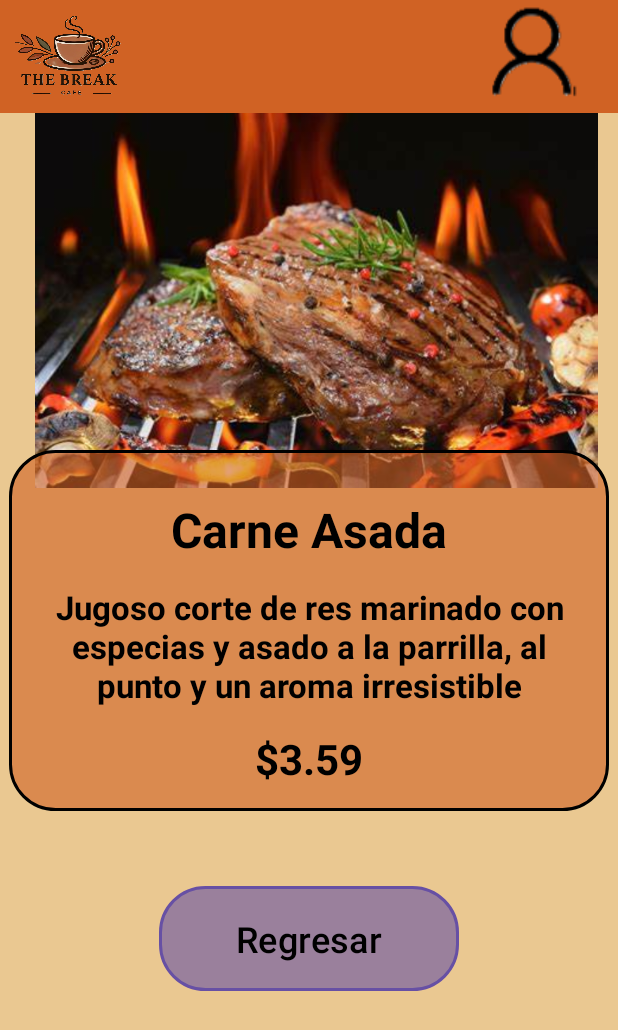
After one commit to maufricio/proyecto_dsm, an Android app: the InformacionDetalladaActivity screen opened directly, with no data from a screen before it, on a phone screen of 412 x 824 dp. The commit adds this screen. Shown: the top 1030 px of the screen. Run offline under Robolectric (Android 15) with nearby library versions, the light colour scheme and no system bars; 1 statement that could not run was skipped.

Commit message:
Correccion de errores en informacion detallada

```diff
--- a/app/src/main/AndroidManifest.xml
+++ b/app/src/main/AndroidManifest.xml
@@ -13,7 +13,7 @@
         android:theme="@style/Theme.Proyecto_Catedra_ComedorApp_DSM"
         tools:targetApi="31">
         <activity
-            android:name=".InformacionDetallada"
+            android:name=".InformacionDetalladaActivity"
             android:exported="false" />
         <activity
             android:name=".LoginActivity"
--- /dev/null
+++ b/app/src/main/java/com/ps212544_ml211022_cr200574_al202809/myapplication/InformacionDetalladaActivity.kt
@@ -0,0 +1,16 @@
+package com.ps212544_ml211022_cr200574_al202809.myapplication
+
+import android.os.Bundle
+import androidx.activity.enableEdgeToEdge
+import androidx.appcompat.app.AppCompatActivity
+import androidx.core.view.ViewCompat
+import androidx.core.view.WindowInsetsCompat
+
+class InformacionDetalladaActivity : AppCompatActivity() {
+    override fun onCreate(savedInstanceState: Bundle?) {
+        super.onCreate(savedInstanceState)
+        enableEdgeToEdge()
+        setContentView(R.layout.activity_informacion_detallada)
+
+    }
+}
--- a/app/src/main/res/layout/activity_informacion_detallada.xml
+++ b/app/src/main/res/layout/activity_informacion_detallada.xml
@@ -6,7 +6,7 @@ android:id="@+id/main"
 android:layout_width="match_parent"
 android:layout_height="match_parent"
 android:background="@color/color_fondo"
-tools:context=".InformacionDetallada">
+tools:context=".InformacionDetalladaActivity">
 
 <LinearLayout
     android:layout_width="match_parent"
@@ -53,7 +53,7 @@ tools:context=".InformacionDetallada">
         tools:ignore="MissingConstraints" />
 
     <LinearLayout
-        android:layout_width="500dp"
+        android:layout_width="400dp"
         android:layout_height="wrap_content"
         android:layout_marginTop="-25dp"
         android:layout_gravity="center_horizontal"
@@ -100,7 +100,7 @@ tools:context=".InformacionDetallada">
         android:layout_height="70dp"
         android:layout_marginTop="50dp"
         android:layout_gravity="center"
-        android:text="Regresar"
+        android:text="@string/regresar"
         android:textSize="24sp"
         android:textAlignment="center"
         android:textColor="@color/black"
--- a/app/src/main/res/values/strings.xml
+++ b/app/src/main/res/values/strings.xml
@@ -2,6 +2,7 @@
     <string name="app_name">Proyecto_Catedra_ComedorApp_DSM</string>
     <string name="cargando" />
     <string name="logout">Cerrar sesión</string>
+    <string name="regresar">Regresar</string>
     <string name="logo_description">Logo de la aplicación</string>
 
 </resources>
```
Also changed, not shown: app/src/main/java/com/ps212544_ml211022_cr200574_al202809/myapplication/InformacionDetallada.java (deleted, +0 -20 lines).
